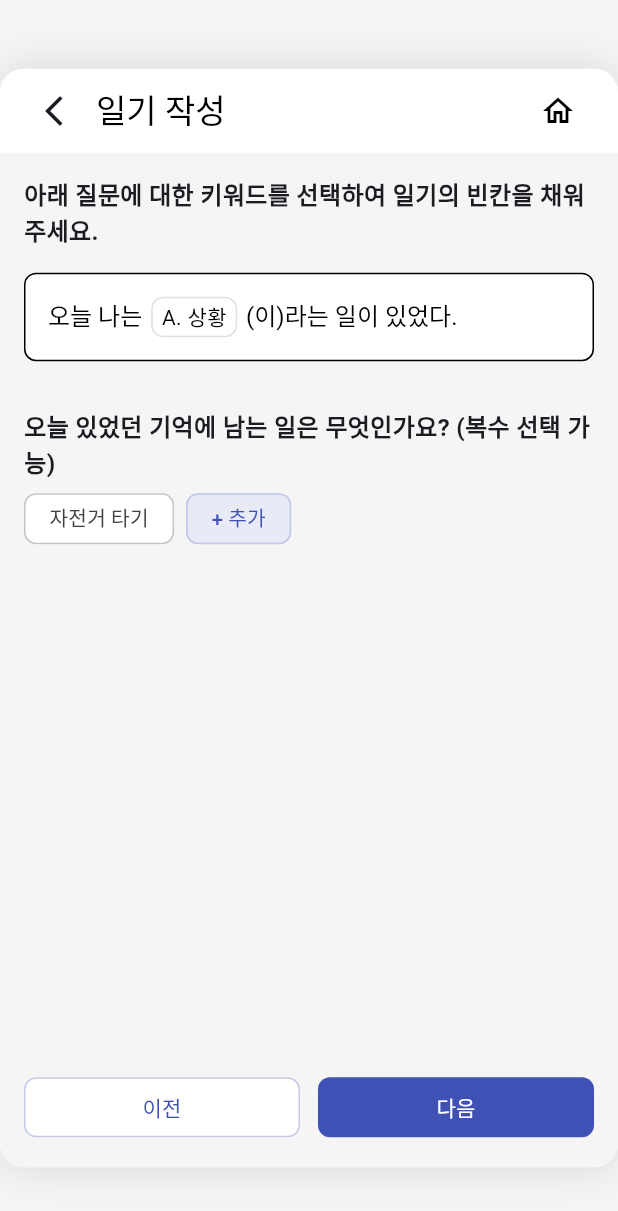
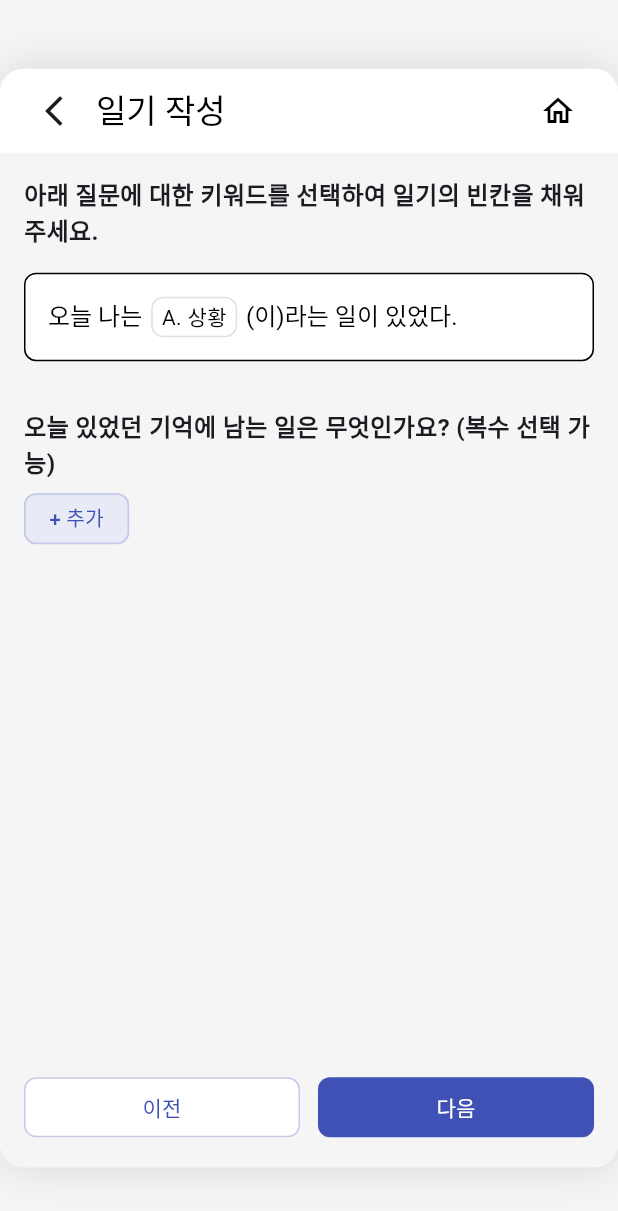
Before and after one commit to mindriumapp-sketch/chi_exp, a Flutter app: the AbcInputScreen screen opened directly, on a phone screen of 412 x 824 dp. Shown: the top 1211 px of the screen. Run offline on Flutter 3.47's test engine with Material 3 defaults, Android fonts, the phone set to English and light mode, and no system bars; our stand-ins replace cloud_firestore, firebase_auth, firebase_core, flutter_local_notifications, flutter_map, geocoding and 6 more; missing offline and left inert: geofence_service; accounts and stored records are empty.

Commit message:
chip_example_deleted

```diff
--- a/lib/features/2nd_treatment/abc_input_screen_chip.dart
+++ b/lib/features/2nd_treatment/abc_input_screen_chip.dart
@@ -112,14 +112,14 @@ class _AbcInputScreenState extends State<AbcInputScreen> with WidgetsBindingObse
 
   // 1. 신체증상 전용 칩
   final List<GridItem> _physicalChips = [
-    GridItem(label: '가슴 두근거림'),
+    // GridItem(label: '가슴 두근거림'),
     GridItem(label: '+ 추가', isAdd: true),
   ];
   final Set<int> _selectedPhysical = {};
 
   // 2. 감정 전용 칩
   final List<GridItem> _emotionChips = [
-    GridItem(label: '두려움'),
+    // GridItem(label: '두려움'),
     GridItem(label: '+ 추가', isAdd: true),
   ];
   final Set<int> _selectedEmotion = {};
@@ -130,13 +130,13 @@ class _AbcInputScreenState extends State<AbcInputScreen> with WidgetsBindingObse
 
   // 1. 칩 데이터 및 선택 상태 추가
   final List<GridItem> _aGridChips = [
-    GridItem(label: '자전거 타기'),
+    // GridItem(label: '자전거 타기'),
     GridItem(label: '+ 추가', isAdd: true),
   ];
   final Set<int> _selectedAGrid = {};
 
   final List<GridItem> _bGridChips = [
-    GridItem(label: '넘어질 것 같음'),
+    // GridItem(label: '넘어질 것 같음'),
     GridItem(label: '+ 추가', isAdd: true),
   ];
   final Set<int> _selectedBGrid = {};
```
